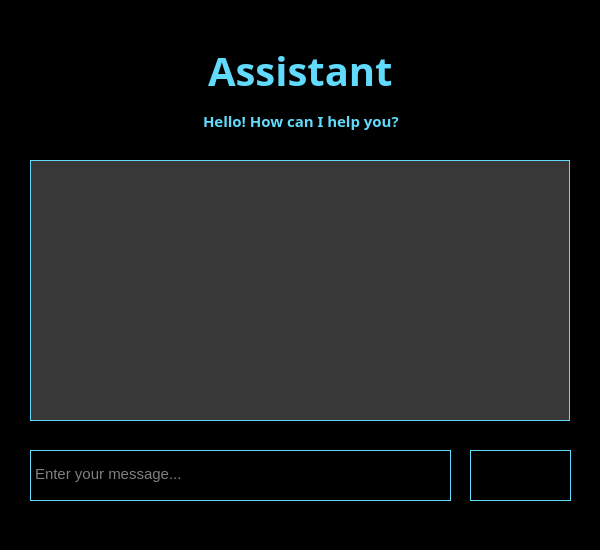
The window that ui/assistant.ui (shavlenkov/NG_Assistant) describes before a commit, drawn with Qt 5.
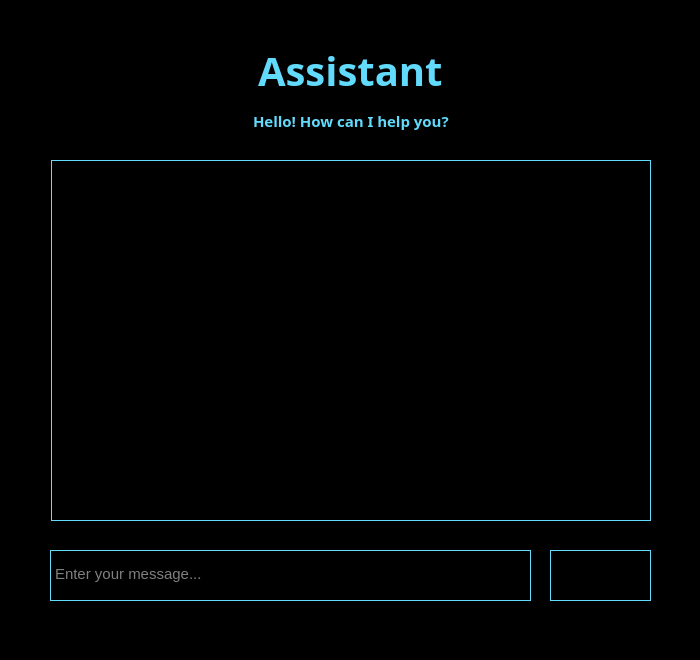
The same window after the commit. Icons and pictures are not drawn.

Patch:
```diff
--- a/ui/assistant.ui
+++ b/ui/assistant.ui
@@ -6,8 +6,8 @@
    <rect>
     <x>0</x>
     <y>0</y>
-    <width>600</width>
-    <height>550</height>
+    <width>700</width>
+    <height>660</height>
    </rect>
   </property>
   <property name="sizePolicy">
@@ -18,14 +18,14 @@
   </property>
   <property name="minimumSize">
    <size>
-    <width>600</width>
-    <height>550</height>
+    <width>700</width>
+    <height>660</height>
    </size>
   </property>
   <property name="maximumSize">
    <size>
-    <width>600</width>
-    <height>550</height>
+    <width>700</width>
+    <height>660</height>
    </size>
   </property>
   <property name="windowTitle">
@@ -41,30 +41,12 @@
      <verstretch>0</verstretch>
     </sizepolicy>
    </property>
-   <widget class="QFrame" name="frame">
-    <property name="geometry">
-     <rect>
-      <x>0</x>
-      <y>-20</y>
-      <width>601</width>
-      <height>521</height>
-     </rect>
-    </property>
-    <property name="styleSheet">
-     <string notr="true">background: #000;</string>
-    </property>
-    <property name="frameShape">
-     <enum>QFrame::Shape::StyledPanel</enum>
-    </property>
-    <property name="frameShadow">
-     <enum>QFrame::Shadow::Raised</enum>
-    </property>
     <widget class="QTextEdit" name="messageInputField">
      <property name="geometry">
       <rect>
-       <x>30</x>
-       <y>470</y>
-       <width>421</width>
+      <x>50</x>
+      <y>550</y>
+      <width>481</width>
        <height>51</height>
       </rect>
      </property>
@@ -78,8 +60,8 @@
     <widget class="QPushButton" name="sendMessageButton">
      <property name="geometry">
       <rect>
-       <x>470</x>
-       <y>470</y>
+      <x>550</x>
+      <y>550</y>
        <width>101</width>
        <height>51</height>
       </rect>
@@ -98,8 +80,8 @@
      <property name="geometry">
       <rect>
        <x>0</x>
-       <y>50</y>
-       <width>601</width>
+      <y>30</y>
+      <width>701</width>
        <height>80</height>
       </rect>
      </property>
@@ -165,8 +147,8 @@
      <property name="geometry">
       <rect>
        <x>0</x>
-       <y>120</y>
-       <width>601</width>
+      <y>100</y>
+      <width>701</width>
        <height>41</height>
       </rect>
      </property>
@@ -232,9 +214,9 @@
      <property name="geometry">
       <rect>
        <x>0</x>
-       <y>180</y>
-       <width>601</width>
-       <height>261</height>
+      <y>160</y>
+      <width>701</width>
+      <height>361</height>
       </rect>
      </property>
      <layout class="QHBoxLayout" name="horizontalLayout_3">
@@ -255,13 +237,13 @@
        <widget class="QListWidget" name="chat">
         <property name="minimumSize">
          <size>
-          <width>540</width>
+         <width>600</width>
           <height>0</height>
          </size>
         </property>
         <property name="maximumSize">
          <size>
-          <width>540</width>
+         <width>600</width>
           <height>16777215</height>
          </size>
         </property>
@@ -274,7 +256,7 @@
          </font>
         </property>
         <property name="styleSheet">
-         <string notr="true">color: #fff; font-size: 15px; background: #383838; border: 1px solid #61dafb</string>
+        <string notr="true">color: #61dafb; font-size: 15px; background: #000; border: 1px solid #61dafb</string>
         </property>
        </widget>
       </item>
@@ -294,13 +276,12 @@
      </layout>
     </widget>
    </widget>
-  </widget>
   <widget class="QMenuBar" name="menubar">
    <property name="geometry">
     <rect>
      <x>0</x>
      <y>0</y>
-     <width>600</width>
+     <width>700</width>
      <height>20</height>
     </rect>
    </property>
```
Lines whose indentation alone changed are shown as unchanged.
